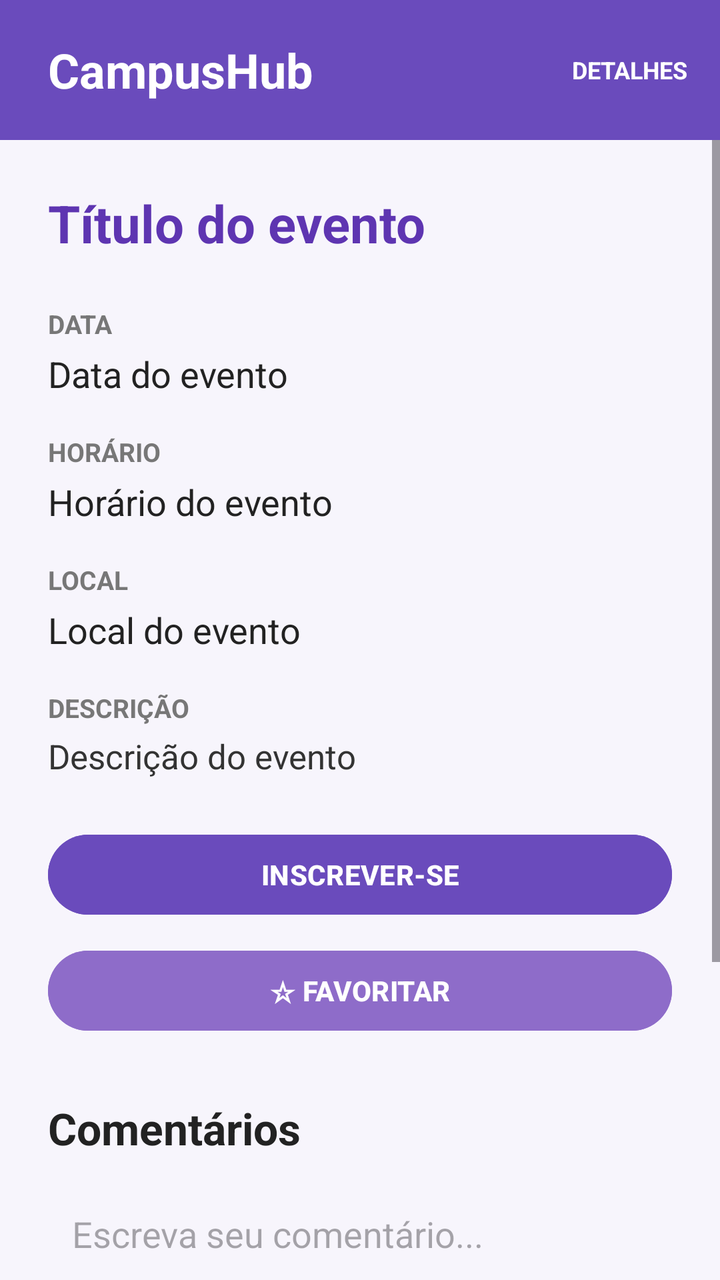
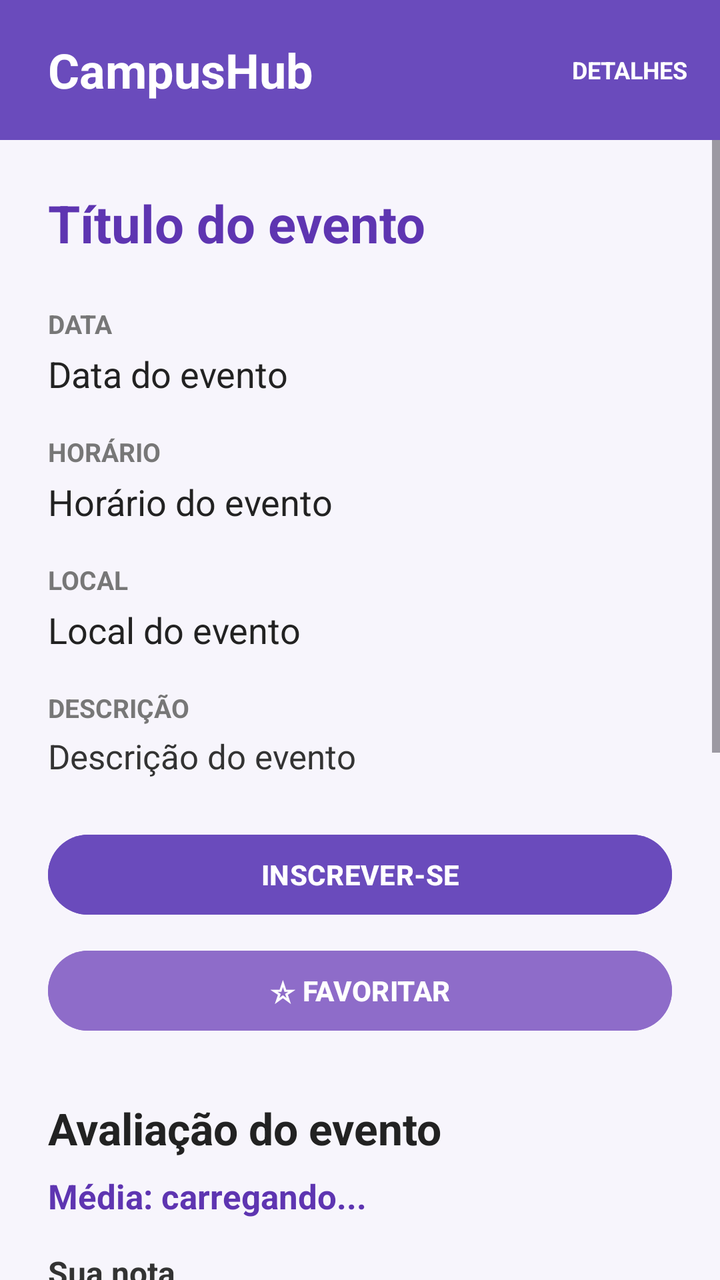

Compare the two renders of this Android layout. The source of the first and the diff that turns it into the second are given below.
<!-- AndroidManifest.xml: application theme Theme.LoginFirebase -->
<!-- res/layout/activity_detalhes_evento.xml -->
<?xml version="1.0" encoding="utf-8"?>
<LinearLayout xmlns:android="http://schemas.android.com/apk/res/android"
    android:layout_width="match_parent"
    android:layout_height="match_parent"
    android:orientation="vertical"
    android:background="#F7F5FC">

    <LinearLayout
        android:layout_width="match_parent"
        android:layout_height="70dp"
        android:orientation="horizontal"
        android:gravity="center_vertical"
        android:paddingStart="24dp"
        android:paddingEnd="16dp"
        android:background="#6A4BBC">

        <TextView
            android:layout_width="0dp"
            android:layout_height="wrap_content"
            android:layout_weight="1"
            android:text="CampusHub"
            android:textColor="#FFFFFF"
            android:textSize="24sp"
            android:textStyle="bold" />

        <TextView
            android:layout_width="wrap_content"
            android:layout_height="wrap_content"
            android:text="DETALHES"
            android:textColor="#FFFFFF"
            android:textSize="12sp"
            android:textStyle="bold" />
    </LinearLayout>

    <ScrollView
        android:layout_width="match_parent"
        android:layout_height="0dp"
        android:layout_weight="1"
        android:fillViewport="true">

        <LinearLayout
            android:layout_width="match_parent"
            android:layout_height="wrap_content"
            android:orientation="vertical"
            android:padding="24dp">

            <TextView
                android:id="@+id/txtTituloEvento"
                android:layout_width="match_parent"
                android:layout_height="wrap_content"
                android:text="Título do evento"
                android:textColor="#5E35B1"
                android:textSize="26sp"
                android:textStyle="bold"
                android:layout_marginBottom="24dp" />

            <TextView
                android:layout_width="wrap_content"
                android:layout_height="wrap_content"
                android:text="DATA"
                android:textColor="#777777"
                android:textSize="13sp"
                android:textStyle="bold" />

            <TextView
                android:id="@+id/txtDataEvento"
                android:layout_width="match_parent"
                android:layout_height="wrap_content"
                android:text="Data do evento"
                android:textColor="#222222"
                android:textSize="18sp"
                android:layout_marginTop="4dp"
                android:layout_marginBottom="18dp" />

            <TextView
                android:layout_width="wrap_content"
                android:layout_height="wrap_content"
                android:text="HORÁRIO"
                android:textColor="#777777"
                android:textSize="13sp"
                android:textStyle="bold" />

            <TextView
                android:id="@+id/txtHorarioEvento"
                android:layout_width="match_parent"
                android:layout_height="wrap_content"
                android:text="Horário do evento"
                android:textColor="#222222"
                android:textSize="18sp"
                android:layout_marginTop="4dp"
                android:layout_marginBottom="18dp" />

            <TextView
                android:layout_width="wrap_content"
                android:layout_height="wrap_content"
                android:text="LOCAL"
                android:textColor="#777777"
                android:textSize="13sp"
                android:textStyle="bold" />

            <TextView
                android:id="@+id/txtLocalEvento"
                android:layout_width="match_parent"
                android:layout_height="wrap_content"
                android:text="Local do evento"
                android:textColor="#222222"
                android:textSize="18sp"
                android:layout_marginTop="4dp"
                android:layout_marginBottom="18dp" />

            <TextView
                android:layout_width="wrap_content"
                android:layout_height="wrap_content"
                android:text="DESCRIÇÃO"
                android:textColor="#777777"
                android:textSize="13sp"
                android:textStyle="bold" />

            <TextView
                android:id="@+id/txtDescricaoEvento"
                android:layout_width="match_parent"
                android:layout_height="wrap_content"
                android:text="Descrição do evento"
                android:textColor="#333333"
                android:textSize="17sp"
                android:layout_marginTop="4dp"
                android:layout_marginBottom="24dp" />

            <Button
                android:id="@+id/btnInscrever"
                android:layout_width="match_parent"
                android:layout_height="wrap_content"
                android:text="INSCREVER-SE"
                android:textColor="#FFFFFF"
                android:textStyle="bold"
                android:backgroundTint="#6A4BBC" />

            <Button
                android:id="@+id/btnFavorito"
                android:layout_width="match_parent"
                android:layout_height="wrap_content"
                android:layout_marginTop="10dp"
                android:text="☆ FAVORITAR"
                android:textColor="#FFFFFF"
                android:textStyle="bold"
                android:backgroundTint="#8E6CC9" />

            <TextView
                android:layout_width="match_parent"
                android:layout_height="wrap_content"
                android:layout_marginTop="30dp"
                android:layout_marginBottom="14dp"
                android:text="Comentários"
                android:textColor="#222222"
                android:textSize="22sp"
                android:textStyle="bold" />

            <EditText
                android:id="@+id/edtComentario"
                android:layout_width="match_parent"
                android:layout_height="wrap_content"
                android:hint="Escreva seu comentário..."
                android:gravity="top|start"
                android:inputType="textCapSentences|textMultiLine"
                android:minHeight="100dp"
                android:maxLength="1000"
                android:padding="12dp"
                android:backgroundTint="#6A4BBC" />

            <Button
                android:id="@+id/btnPublicarComentario"
                android:layout_width="match_parent"
                android:layout_height="wrap_content"
                android:layout_marginTop="8dp"
                android:text="PUBLICAR COMENTÁRIO"
                android:textColor="#FFFFFF"
                android:textStyle="bold"
                android:backgroundTint="#6A4BBC" />

            <LinearLayout
                android:id="@+id/comentariosContainer"
                android:layout_width="match_parent"
                android:layout_height="wrap_content"
                android:orientation="vertical"
                android:layout_marginTop="20dp" />

            <Button
                android:id="@+id/btnVoltar"
                android:layout_width="match_parent"
                android:layout_height="wrap_content"
                android:layout_marginTop="20dp"
                android:text="VOLTAR" />

        </LinearLayout>
    </ScrollView>
</LinearLayout>
<!-- resources referenced by this layout -->
<resources>
  <style name="Theme.LoginFirebase" parent="Base.Theme.LoginFirebase" />
  <style name="Base.Theme.LoginFirebase" parent="Theme.Material3.DayNight.NoActionBar">
          
          
      </style>
</resources>

<!-- the commit's change to res/layout/activity_detalhes_evento.xml (unified diff, before → after) -->
@@ -149,6 +149,63 @@
                 android:layout_width="match_parent"
                 android:layout_height="wrap_content"
                 android:layout_marginTop="30dp"
+                android:text="Avaliação do evento"
+                android:textColor="#222222"
+                android:textSize="22sp"
+                android:textStyle="bold" />
+
+            <TextView
+                android:id="@+id/txtMediaAvaliacoes"
+                android:layout_width="match_parent"
+                android:layout_height="wrap_content"
+                android:layout_marginTop="8dp"
+                android:text="Média: carregando..."
+                android:textColor="#5E35B1"
+                android:textSize="17sp"
+                android:textStyle="bold" />
+
+            <TextView
+                android:layout_width="match_parent"
+                android:layout_height="wrap_content"
+                android:layout_marginTop="16dp"
+                android:text="Sua nota"
+                android:textColor="#333333"
+                android:textSize="16sp"
+                android:textStyle="bold" />
+
+            <RatingBar
+                android:id="@+id/ratingBarAvaliacao"
+                android:layout_width="wrap_content"
+                android:layout_height="wrap_content"
+                android:numStars="5"
+                android:rating="0"
+                android:stepSize="1"
+                android:isIndicator="false" />
+
+            <TextView
+                android:id="@+id/txtSituacaoAvaliacao"
+                android:layout_width="match_parent"
+                android:layout_height="wrap_content"
+                android:layout_marginTop="8dp"
+                android:text="Verificando disponibilidade..."
+                android:textColor="#666666"
+                android:textSize="14sp" />
+
+            <Button
+                android:id="@+id/btnSalvarAvaliacao"
+                android:layout_width="match_parent"
+                android:layout_height="wrap_content"
+                android:layout_marginTop="10dp"
+                android:text="ENVIAR AVALIAÇÃO"
+                android:textColor="#FFFFFF"
+                android:textStyle="bold"
+                android:backgroundTint="#6A4BBC"
+                android:enabled="false" />
+
+            <TextView
+                android:layout_width="match_parent"
+                android:layout_height="wrap_content"
+                android:layout_marginTop="30dp"
                 android:layout_marginBottom="14dp"
                 android:text="Comentários"
                 android:textColor="#222222"
